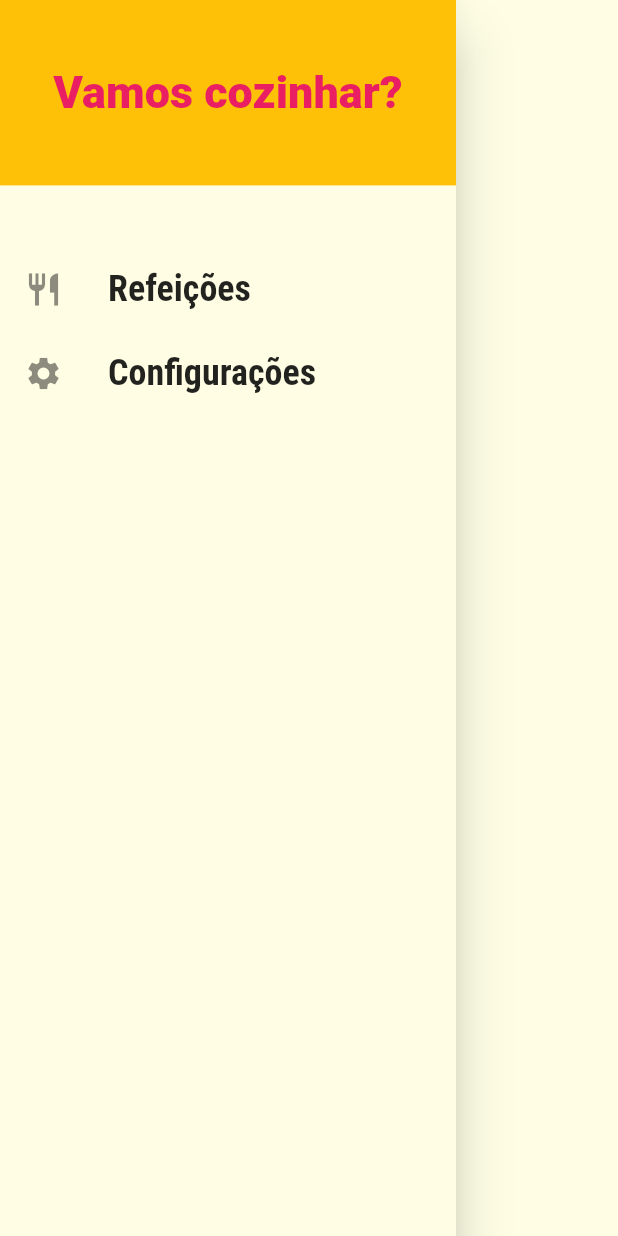
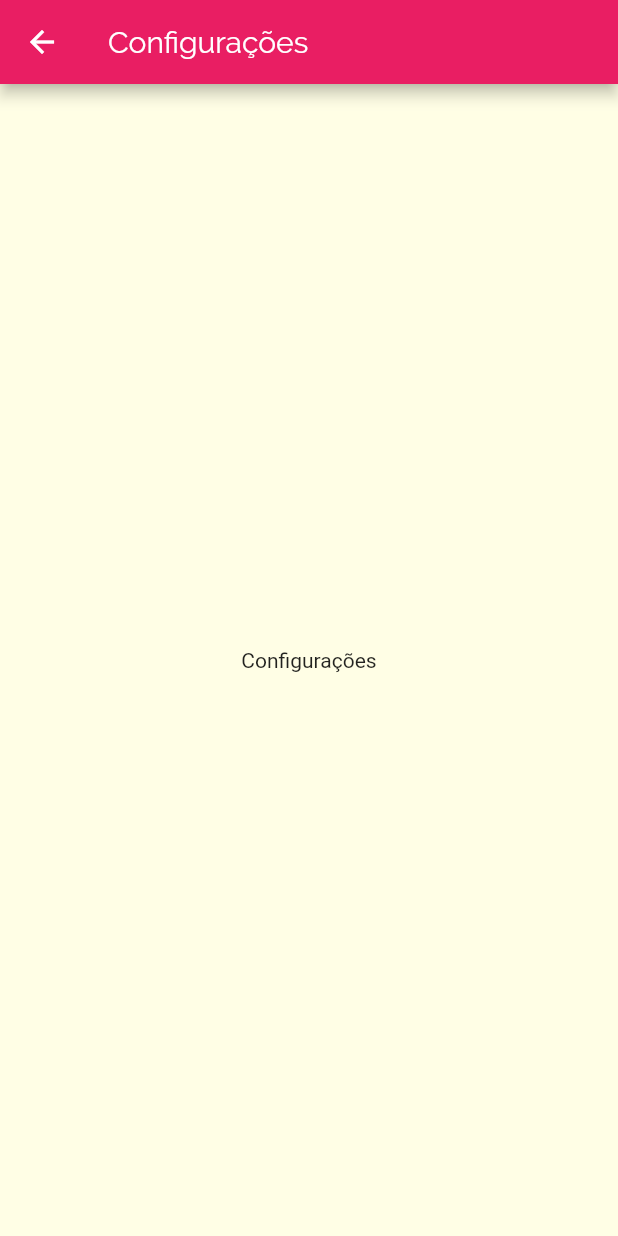
Before and after one commit to tocalopes/Flutter-app-recepies-dart, a Flutter app: the MainDrawer widget shown alone on an empty page, opened directly, after a tap on "Configurações", on a phone screen of 412 x 824 dp. Run offline on Flutter 3.47's test engine with Material 2 defaults, Android fonts, the phone set to English and light mode, and no system bars; network calls fail.

Commit message:
drawer navigation

```diff
--- a/lib/components/main_drawer.dart
+++ b/lib/components/main_drawer.dart
@@ -1,8 +1,8 @@
 import 'package:flutter/material.dart';
+import 'package:recepies_foods/utils/app-routes.dart';
 
 class MainDrawer extends StatelessWidget {
-
-  Widget _createItem(IconData icon, String label){
+  Widget _createItem(IconData icon, String label, Function onTap) {
     return ListTile(
       leading: Icon(
         icon,
@@ -11,12 +11,11 @@ class MainDrawer extends StatelessWidget {
       title: Text(
         label,
         style: TextStyle(
-          fontFamily: 'RobotoCondensed',
-          fontSize: 24,
-          fontWeight: FontWeight.bold
-        ),
+            fontFamily: 'RobotoCondensed',
+            fontSize: 24,
+            fontWeight: FontWeight.bold),
       ),
-      onTap: (){},
+      onTap: onTap,
     );
   }
 
@@ -33,16 +32,23 @@ class MainDrawer extends StatelessWidget {
             child: Text(
               'Vamos cozinhar?',
               style: TextStyle(
-                fontWeight: FontWeight.w900,
-                fontSize: 30,
-                color: Theme.of(context).primaryColor
-              ),
+                  fontWeight: FontWeight.w900,
+                  fontSize: 30,
+                  color: Theme.of(context).primaryColor),
             ),
             color: Theme.of(context).accentColor,
           ),
           SizedBox(height: mediaQuery.size.height * 0.05),
-          _createItem(Icons.restaurant, 'Refeições'),
-          _createItem(Icons.settings, 'Configurações'),
+          _createItem(
+            Icons.restaurant,
+            'Refeições',
+            () => Navigator.of(context).pushNamed(AppRoutes.HOME),
+          ),
+          _createItem(
+            Icons.settings,
+            'Configurações',
+            () => Navigator.of(context).pushNamed(AppRoutes.SETTINGS),
+          ),
         ],
       ),
     );
--- a/lib/main.dart
+++ b/lib/main.dart
@@ -1,6 +1,7 @@
 import 'package:flutter/material.dart';
 import 'package:recepies_foods/screens/categories_meals_screen.dart';
 import 'package:recepies_foods/screens/meal_datails_screen.dart';
+import 'package:recepies_foods/screens/settings_screen.dart';
 import 'package:recepies_foods/utils/app-routes.dart';
 import 'screens/categories_screen.dart';
 import 'screens/tabs_screen.dart';
@@ -29,6 +30,7 @@ class MyApp extends StatelessWidget {
         AppRoutes.HOME: (context) => TabsScreen(),
         AppRoutes.CATEGORIES_MEALS: (context) => CategoriesMealsScreen(),
         AppRoutes.MEAL_DETAILS: (context) => MealDetailsScreen(),
+        AppRoutes.SETTINGS: (context) => SettingsScreen(),
       },
       //entra nesse metódo somen se a rota não existe em ROUTES
       // onGenerateRoute: (settings) {
--- /dev/null
+++ b/lib/screens/settings_screen.dart
@@ -0,0 +1,15 @@
+import 'package:flutter/material.dart';
+
+class SettingsScreen extends StatelessWidget {
+  @override
+  Widget build(BuildContext context) {
+    return Scaffold(
+      appBar: AppBar(
+        title: Text('Configurações'),
+      ),
+      body: Center(
+        child: Text("Configurações"),
+      ),
+    );
+  }
+}
--- a/lib/utils/app-routes.dart
+++ b/lib/utils/app-routes.dart
@@ -3,4 +3,5 @@ class AppRoutes{
   static const HOME = '/';
   static const CATEGORIES_MEALS = '/categories-meals';
   static const MEAL_DETAILS = '/meal-deatils';
+  static const SETTINGS = '/settings';
 }
```
